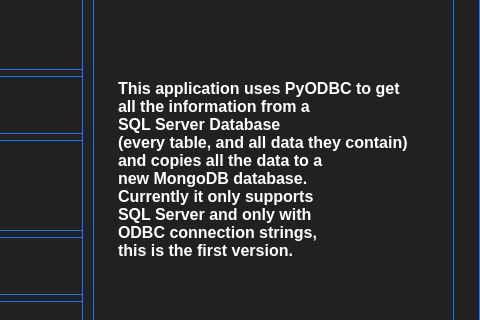
Above: main_window.ui from HakimHC/database-migrator before the change; both pictures show x 297 to 777 and y 123 to 443 of the 777 by 679 pixel window. Below: the same form after it.
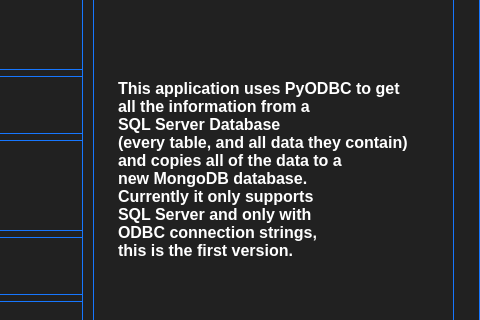
That is the form after the change.

The edit to the form file:
```diff
--- a/main_window.ui
+++ b/main_window.ui
@@ -112,7 +112,7 @@
 all the information from a 
 SQL Server Database 
 (every table, and all data they contain)
-and copies all the data to a 
+and copies all of the data to a 
 new MongoDB database.
 Currently it only supports 
 SQL Server and only with 
```
